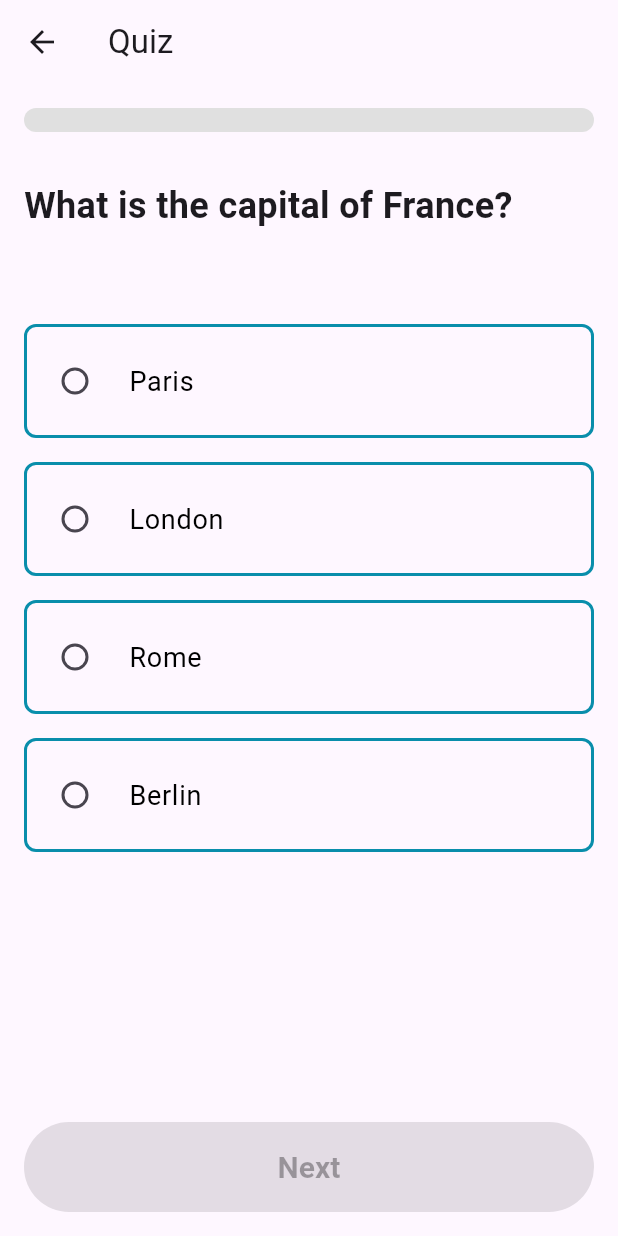
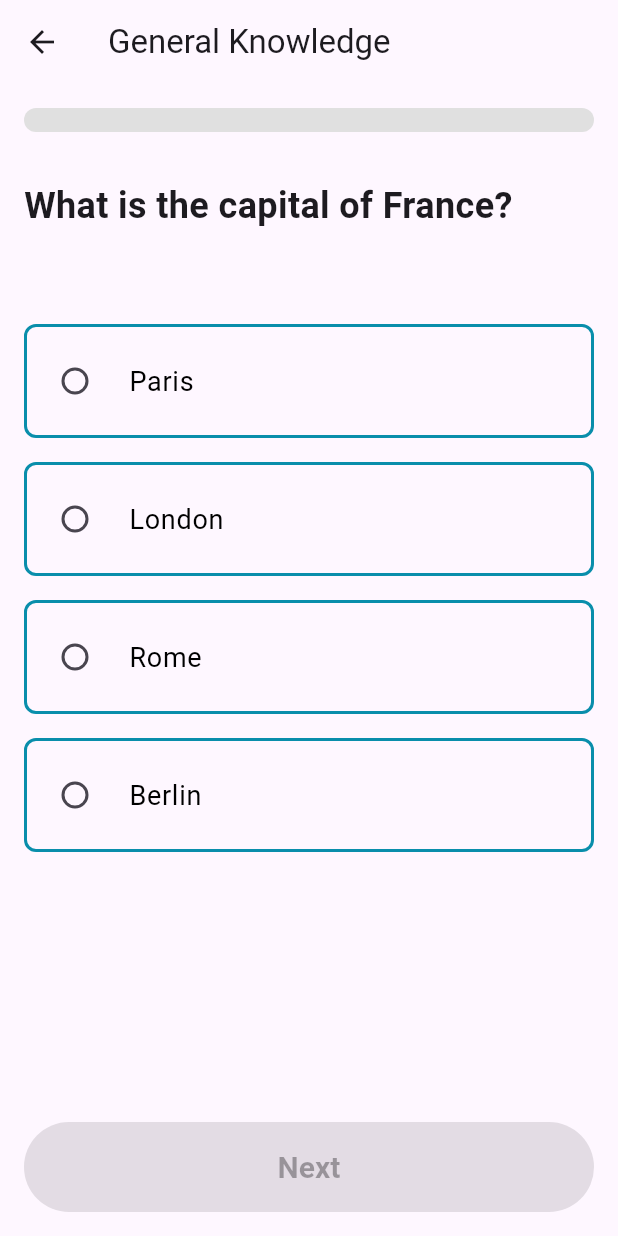
Before and after one commit to VASANTH04032004/quiz_app, a Flutter app: the HomeScreen screen opened directly with empty values, after a tap on "General Knowledge", on a phone screen of 412 x 824 dp. Run offline on Flutter 3.47's test engine with Material 3 defaults, Android fonts, the phone set to English and light mode, and no system bars.

Commit message:
update UI.

```diff
--- a/lib/screen/home_screen.dart
+++ b/lib/screen/home_screen.dart
@@ -44,7 +44,6 @@ class _HomeScreenState extends State<HomeScreen> with SingleTickerProviderStateM
           ),
         ),
         automaticallyImplyLeading: false,
-        centerTitle: true,
       ),
       body: FadeTransition(
         opacity: _fadeAnimation,
@@ -73,22 +72,30 @@ class _HomeScreenState extends State<HomeScreen> with SingleTickerProviderStateM
   }
 
   Widget buildCategoryCard(BuildContext context, String title) {
-    return Container(
+    return Padding(
+      padding: const EdgeInsets.symmetric(horizontal: 16.0),
+      child: Container(
         width: double.infinity,
-      height: 70,
         margin: EdgeInsets.symmetric(vertical: 8),
         child: Card(
           color: Color(0xFFD9D9D9),
+          shape: RoundedRectangleBorder(
+            borderRadius: BorderRadius.circular(12.0),
+          ),
+          elevation: 4, // Shadow for the card
+          child: Padding(
+            padding: const EdgeInsets.symmetric(vertical: 12.0),
             child: Center(
               child: ListTile(
                 title: Text(
                   title,
                   style: TextStyle(
                     color: Color(0xFF636364),
-                fontSize: 20,
+                    fontSize: 26,
                     fontWeight: FontWeight.bold,
                   ),
                 ),
+                contentPadding: EdgeInsets.symmetric(horizontal: 12.0),
                 onTap: () {
                   Navigator.of(context).push(_customPageTransition(
                     QuizScreen(category: title, userName: widget.userName),
@@ -97,7 +104,11 @@ class _HomeScreenState extends State<HomeScreen> with SingleTickerProviderStateM
               ),
             ),
           ),
+        ),
+      ),
     );
+
+
   }
 
   PageRouteBuilder _customPageTransition(Widget page) {
--- a/lib/screen/quiz_screen.dart
+++ b/lib/screen/quiz_screen.dart
@@ -18,7 +18,8 @@ class _QuizScreenState extends State<QuizScreen> with SingleTickerProviderStateM
   String? _selectedAnswer;
   late QuizCategory? _quizCategory;
   late AnimationController _animationController;
-  late Animation<double> _fadeAnimation;
+  late Animation<double> _progressAnimation;
+  late double _progressValue;
 
   @override
   void initState() {
@@ -28,7 +29,8 @@ class _QuizScreenState extends State<QuizScreen> with SingleTickerProviderStateM
       vsync: this,
       duration: const Duration(milliseconds: 500),
     );
-    _fadeAnimation = Tween<double>(begin: 0, end: 1).animate(
+    _progressValue = 0; // Initialize the progress value
+    _progressAnimation = Tween<double>(begin: _progressValue, end: _progressValue).animate(
       CurvedAnimation(parent: _animationController, curve: Curves.easeInOut),
     );
     _animationController.forward();
@@ -43,8 +45,11 @@ class _QuizScreenState extends State<QuizScreen> with SingleTickerProviderStateM
       setState(() {
         _currentQuestionIndex++;
         _selectedAnswer = null;
-        _animationController.reset();
-        _animationController.forward();
+        _progressValue = (_currentQuestionIndex + 1) / (_quizCategory?.questions.length ?? 1); // Update the progress value
+        _progressAnimation = Tween<double>(begin: _progressAnimation.value, end: _progressValue).animate(
+          CurvedAnimation(parent: _animationController, curve: Curves.easeInOut),
+        );
+        _animationController.forward(from: 0); // Start animation from the beginning
       });
     } else {
       Navigator.push(
@@ -70,11 +75,9 @@ class _QuizScreenState extends State<QuizScreen> with SingleTickerProviderStateM
       );
     }
 
-    double progress = _currentQuestionIndex / _quizCategory!.questions.length;
-
     return Scaffold(
       appBar: AppBar(
-        title: Text('Quiz'),
+        title: Text(widget.category),
         leading: IconButton(
           icon: Icon(Icons.arrow_back),
           onPressed: () {
@@ -101,7 +104,7 @@ class _QuizScreenState extends State<QuizScreen> with SingleTickerProviderStateM
                           borderRadius: BorderRadius.circular(20),
                         ),
                         child: LinearProgressIndicator(
-                          value: progress,
+                          value: _progressAnimation.value,
                           minHeight: 16,  // Match the height of the container for consistency
                           backgroundColor: Colors.transparent,
                           color: Color(0xFF098EAB),
@@ -119,7 +122,9 @@ class _QuizScreenState extends State<QuizScreen> with SingleTickerProviderStateM
                     crossAxisAlignment: CrossAxisAlignment.start,
                     children: [
                       FadeTransition(
-                        opacity: _fadeAnimation,
+                        opacity: _animationController.drive(
+                          Tween<double>(begin: 0, end: 1).chain(CurveTween(curve: Curves.easeInOut)),
+                        ),
                         child: Padding(
                           padding: const EdgeInsets.only(bottom: 54.0),
                           child: Text(
@@ -132,7 +137,11 @@ class _QuizScreenState extends State<QuizScreen> with SingleTickerProviderStateM
                         child: ListView(
                           children: _quizCategory!.questions[_currentQuestionIndex].answers.map<Widget>((answer) {
                             bool isSelected = _selectedAnswer == answer;
-                            return Container(
+                            return FadeTransition(
+                              opacity: _animationController.drive(
+                                Tween<double>(begin: 0, end: 1).chain(CurveTween(curve: Curves.easeInOut)),
+                              ),
+                              child: Container(
                                 margin: EdgeInsets.symmetric(vertical: 8),
                                 padding: EdgeInsets.symmetric(horizontal: 12, vertical: 8),
                                 decoration: BoxDecoration(
@@ -153,6 +162,7 @@ class _QuizScreenState extends State<QuizScreen> with SingleTickerProviderStateM
                                       _selectedAnswer = value;
                                     });
                                   },
+                                ),
                               ),
                             );
                           }).toList(),
@@ -183,8 +193,6 @@ class _QuizScreenState extends State<QuizScreen> with SingleTickerProviderStateM
                   ),
                 ),
               ),
-
-
             ],
           ),
         ),
```
Also changed, not shown: lib/screen/name_input_screen.dart (+8 -22 lines). Lines whose indentation alone changed are shown as unchanged.
